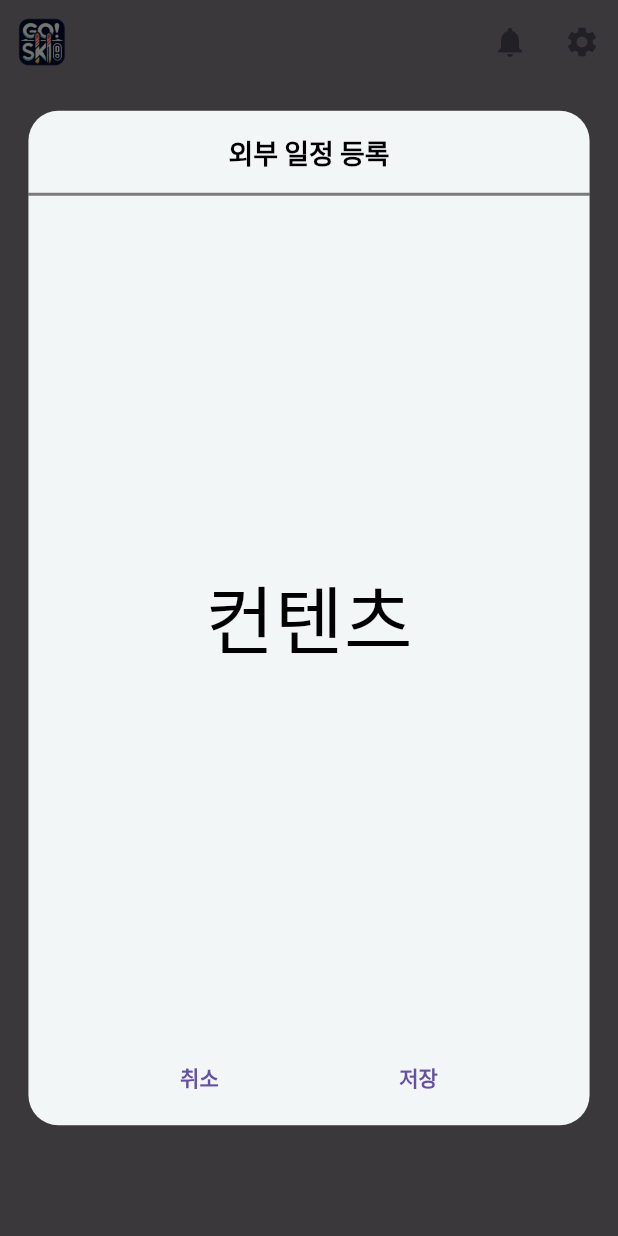
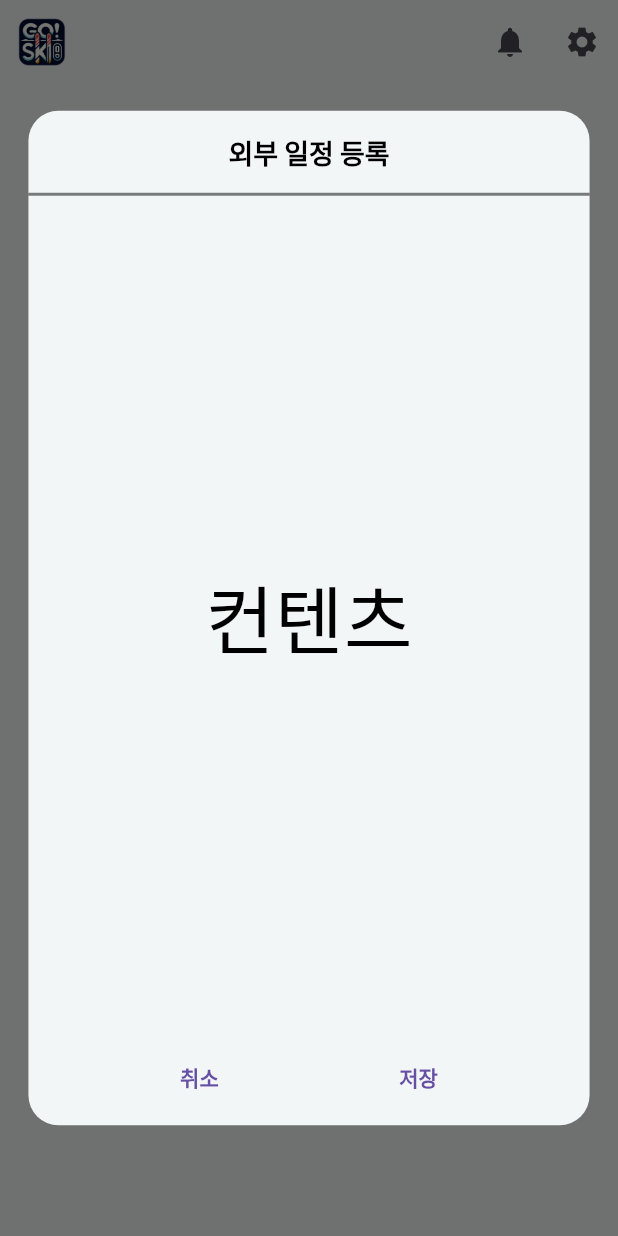
Before and after one commit to jason9865/go-ski, a Flutter app: the MainHeader widget shown alone on an empty page, opened directly, after a tap on the "notifications" icon, on a phone screen of 412 x 824 dp. Run offline on Flutter 3.47's test engine with Material 3 defaults, Android fonts, the phone set to English and light mode, and no system bars; our stand-ins replace get, logger.

Commit message:
🔨 Add : add guide on container & modal

```diff
--- a/goski_instructor/lib/ui/component/custom_container.dart
+++ b/goski_instructor/lib/ui/component/custom_container.dart
@@ -2,6 +2,18 @@ import 'package:flutter/material.dart';
 import 'package:get/get.dart';
 import 'package:goski_instructor/const/util/screen_size_controller.dart';
 import 'package:logger/logger.dart';
+
+/*
+  ## 사용법
+  ### content는 필수 parameter
+  ### onConfirm && buttonName은 필수x, 근데 쓸거면 같이 써줘야 버튼 제대로 렌더링됨
+  ### 버튼은 추후 customButton으로 수정
+return CustomContainer(
+      content: 컨테이너에 들어갈 컨텐츠(위젯)
+      onConfirm: () => 버튼 눌렀을 때 동작할 함수,
+      buttonName: "버튼 이름",
+    );
+*/
 
 Logger logger = Logger();
 
--- a/goski_instructor/lib/ui/component/custom_modal.dart
+++ b/goski_instructor/lib/ui/component/custom_modal.dart
@@ -3,6 +3,24 @@ import 'package:get/get.dart';
 import 'package:goski_instructor/const/color.dart';
 import 'package:goski_instructor/const/util/screen_size_controller.dart';
 import 'package:logger/logger.dart';
+
+/*
+  ## 사용법
+  ### title && content는 필수 parameter
+  ### onConfirm && buttonName은 필수x, 근데 쓸거면 같이 써줘야 버튼 제대로 렌더링됨
+  ### 버튼은 추후 customButton으로 수정
+onPressed: () {
+  showDialog(
+    context = context,
+    builder = (BuildContext context) => CustomModal(
+      title: 모달 이름,
+      content: 모달에 들어갈 컨텐츠(위젯)
+      onConfirm: () => 함수 정의,
+      buttonName: "버튼이름",
+    ),
+  );
+};
+*/
 
 Logger logger = Logger();
 
@@ -13,12 +31,14 @@ class CustomModal extends StatelessWidget {
   final Widget content;
   // 버튼 눌렀을 때 동작할 메서드, 있을 수도 있고 없을 수도 있음
   final VoidCallback? onConfirm;
+  final String? buttonName;
 
   const CustomModal({
     super.key,
     required this.title,
     required this.content,
     this.onConfirm,
+    this.buttonName,
   });
 
   @override
@@ -66,7 +86,7 @@ class CustomModal extends StatelessWidget {
           ],
         ),
       ),
-      actions: onConfirm != null
+      actions: onConfirm != null && buttonName != null
           ? <Widget>[
               Row(
                 mainAxisAlignment: MainAxisAlignment.spaceEvenly,
@@ -78,12 +98,16 @@ class CustomModal extends StatelessWidget {
                   ),
                   TextButton(
                     onPressed: onConfirm,
-                    child: const Text('저장'),
+                    child: Text("$buttonName"),
                   ),
                 ],
               ),
             ]
-          : null,
+          : <Widget>[
+              SizedBox(
+                height: screenSizeController.getHeightByRatio(0.02),
+              )
+            ],
     );
   }
 }
--- a/goski_instructor/lib/ui/component/header_right_icons.dart
+++ b/goski_instructor/lib/ui/component/header_right_icons.dart
@@ -27,6 +27,7 @@ Widget headerRightIcons(BuildContext context) {
               ),
               // 버튼 눌렀을 때 동작할 함수 추가 필요
               onConfirm: () => Navigator.of(context).pop(),
+              buttonName: "저장",
             ),
           );
         },
--- a/goski_instructor/lib/ui/component/main_header.dart
+++ b/goski_instructor/lib/ui/component/main_header.dart
@@ -11,7 +11,7 @@ class MainHeader extends StatelessWidget implements PreferredSizeWidget {
   Widget build(BuildContext context) {
     return AppBar(
       // backgroundColor: goskiBackground,
-      backgroundColor: goskiDarkGray,
+      backgroundColor: goskiBackground,
       leading: Padding(
         padding: const EdgeInsets.all(8.0),
         child: Image.asset('assets/images/logo.png'),
--- a/goski_instructor/lib/ui/component/sub_header.dart
+++ b/goski_instructor/lib/ui/component/sub_header.dart
@@ -13,7 +13,7 @@ class SubHeader extends StatelessWidget implements PreferredSizeWidget {
   Widget build(BuildContext context) {
     return AppBar(
       // backgroundColor: goskiBackground,
-      backgroundColor: goskiDarkGray,
+      backgroundColor: goskiBackground,
       leading: IconButton(
         icon: const Icon(Icons.arrow_back),
         onPressed: () => Navigator.of(context).pop(),
```
